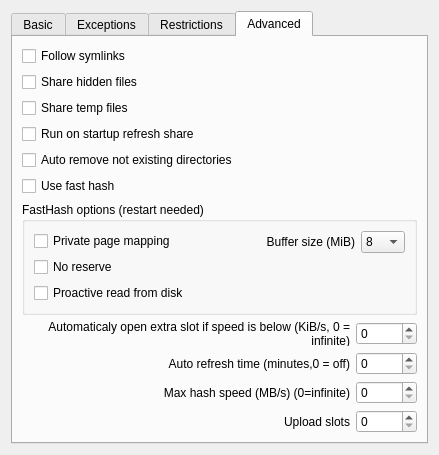
Before: the Qt Designer form eiskaltdcpp/ui/UISettingsSharing.ui in eiskaltdcpp/eiskaltdcpp, drawn with Qt 5.
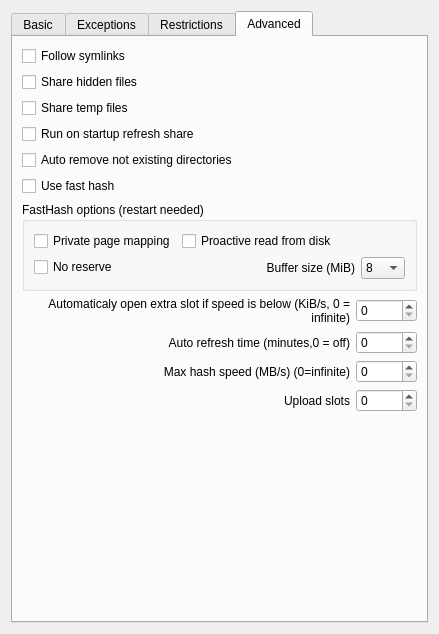
After: the same form once the commit is applied. The open tabs and pages were chosen to show the change.

The edit to the form file:
```diff
--- a/eiskaltdcpp/ui/UISettingsSharing.ui
+++ b/eiskaltdcpp/ui/UISettingsSharing.ui
@@ -7,7 +7,7 @@
     <x>0</x>
     <y>0</y>
     <width>439</width>
-    <height>422</height>
+    <height>634</height>
    </rect>
   </property>
   <property name="windowTitle">
@@ -332,16 +332,9 @@
               </property>
              </widget>
             </item>
-            <item>
-             <widget class="QCheckBox" name="checkBox_MAPPOPULATE">
-              <property name="text">
-               <string>Proactive read from disk</string>
-              </property>
-             </widget>
-            </item>
            </layout>
           </item>
-          <item row="0" column="1">
+          <item row="1" column="1">
            <layout class="QHBoxLayout" name="horizontalLayout_2">
             <item>
              <widget class="QLabel" name="label_7">
@@ -406,21 +399,12 @@
             </item>
            </layout>
           </item>
-          <item row="1" column="1">
-           <spacer name="verticalSpacer_2">
-            <property name="orientation">
-             <enum>Qt::Vertical</enum>
+          <item row="0" column="1">
+           <widget class="QCheckBox" name="checkBox_MAPPOPULATE">
+            <property name="text">
+             <string>Proactive read from disk</string>
             </property>
-            <property name="sizeType">
-             <enum>QSizePolicy::Minimum</enum>
-            </property>
-            <property name="sizeHint" stdset="0">
-             <size>
-              <width>20</width>
-              <height>40</height>
-             </size>
-            </property>
-           </spacer>
+           </widget>
           </item>
          </layout>
         </widget>
```
